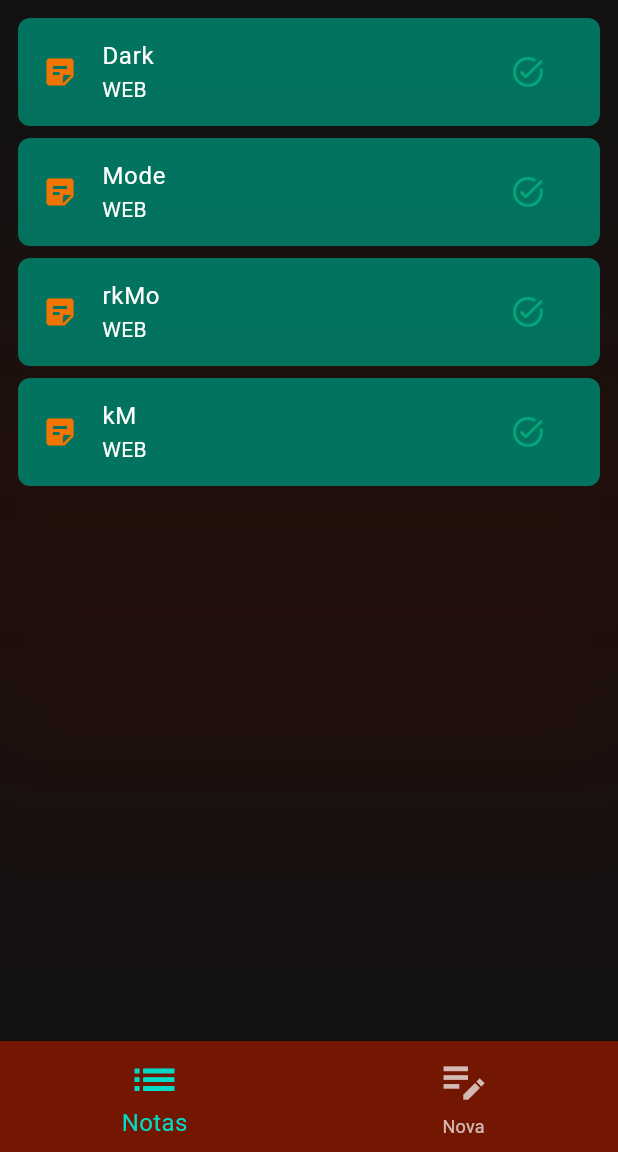
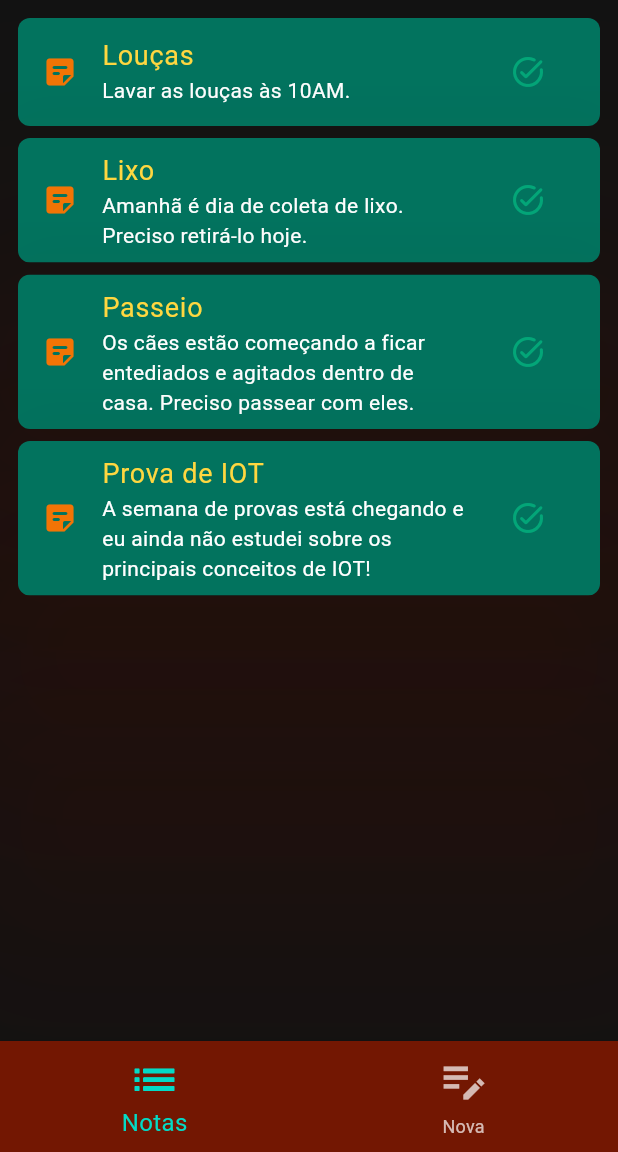
Before and after one commit to Roger-snts/TaskList_Com_Amnesia, a Flutter app: the screen it shows after launch, on a phone screen of 412 x 824 dp, the part 84-1236 px from its top. Run offline on Flutter 3.47's test engine with Material 3 defaults, Android fonts, the light colour scheme and no system bars.

Commit message:
Paleta de cores
Adicionando ao projeto a paleta de cores utilizadas.

```diff
--- a/lib/main.dart
+++ b/lib/main.dart
@@ -38,10 +38,10 @@ class _MyHomePageState extends State<MyHomePage> {
   late List pages;
 
   List<Map<String, dynamic>> fisicList = [
-    {"title": "Dark", "description": "WEB"},
-    {"title": "Mode", "description": "WEB"},
-    {"title": "rkMo", "description": "WEB"},
-    {"title": "kM", "description": "WEB"},
+    {"title": "Louças", "description": "Lavar as louças às 10AM."},
+    {"title": "Lixo", "description": "Amanhã é dia de coleta de lixo. Preciso retirá-lo hoje."},
+    {"title": "Passeio", "description": "Os cães estão começando a ficar entediados e agitados dentro de casa. Preciso passear com eles."},
+    {"title": "Prova de IOT", "description": "A semana de provas está chegando e eu ainda não estudei sobre os principais conceitos de IOT!"},
   ];
 
   @override
@@ -126,7 +126,7 @@ class _ListPageState extends State<ListPage> {
               tileColor: const Color(0xFF02735E),
               leading: const Icon(Icons.sticky_note_2_rounded,
                   color: Color(0xFFF27405)),
-              title: Text(widget.fisicList[index]["title"].toString()),
+              title: Text(widget.fisicList[index]["title"].toString(), style: const TextStyle(fontSize: 18, color: Colors.amberAccent),),
               subtitle: Text(widget.fisicList[index]["description"].toString()),
               trailing: IconButton(
                 onPressed: () => showDialog(
```
Also changed, not shown: base_colors/Paleta de Cores - A warm and cosy campfire in the wilderness with forest trees.jpeg (added).
